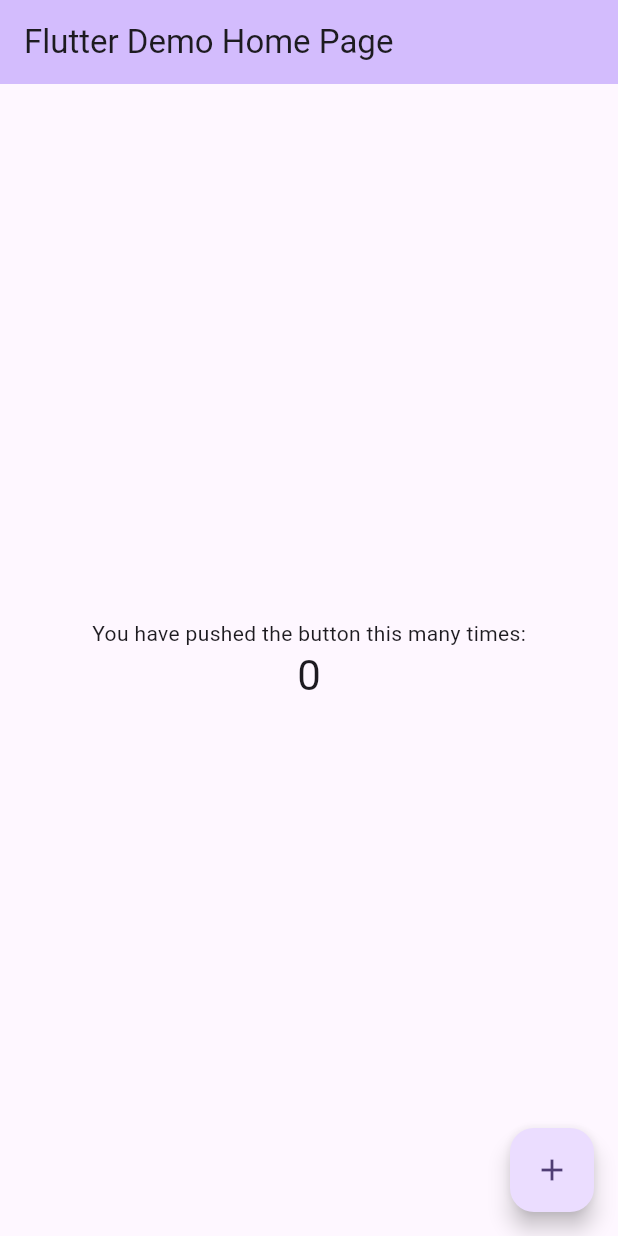
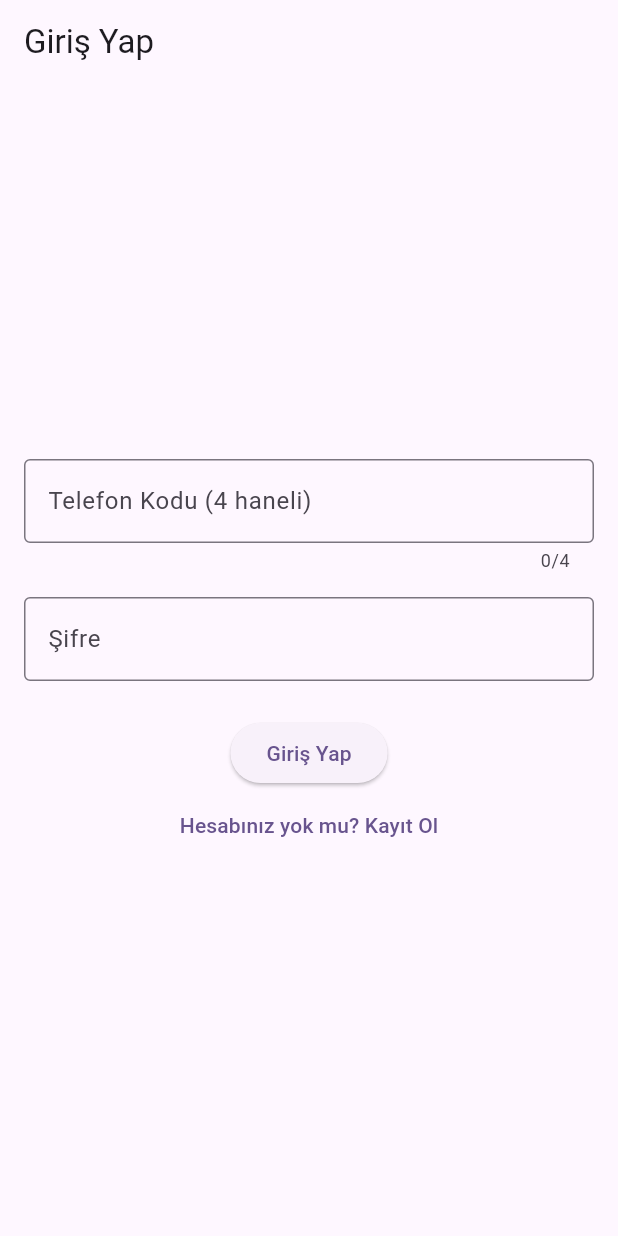
Before and after one commit to krebtalop/buski_tea_app, a Flutter app: the screen it shows after launch, on a phone screen of 412 x 824 dp. Run offline on Flutter 3.47's test engine with Material 3 defaults, Android fonts, the phone set to English and light mode, and no system bars; our stand-ins replace shared_preferences.

Commit message:
taslak oluşturuldu

```diff
--- a/lib/main.dart
+++ b/lib/main.dart
@@ -1,4 +1,7 @@
 import 'package:flutter/material.dart';
+import 'package:shared_preferences/shared_preferences.dart';
+import 'pages/login_page.dart';
+import 'pages/home_page.dart';
 
 void main() {
   runApp(const MyApp());
@@ -7,116 +10,46 @@ void main() {
 class MyApp extends StatelessWidget {
   const MyApp({super.key});
 
-  // This widget is the root of your application.
   @override
   Widget build(BuildContext context) {
     return MaterialApp(
-      title: 'Flutter Demo',
+      title: 'Buski Çay Ocağı',
       theme: ThemeData(
-        // This is the theme of your application.
-        //
-        // TRY THIS: Try running your application with "flutter run". You'll see
-        // the application has a purple toolbar. Then, without quitting the app,
-        // try changing the seedColor in the colorScheme below to Colors.green
-        // and then invoke "hot reload" (save your changes or press the "hot
-        // reload" button in a Flutter-supported IDE, or press "r" if you used
-        // the command line to start the app).
-        //
-        // Notice that the counter didn't reset back to zero; the application
-        // state is not lost during the reload. To reset the state, use hot
-        // restart instead.
-        //
-        // This works for code too, not just values: Most code changes can be
-        // tested with just a hot reload.
         colorScheme: ColorScheme.fromSeed(seedColor: Colors.deepPurple),
       ),
-      home: const MyHomePage(title: 'Flutter Demo Home Page'),
+      home: const RootPage(),
     );
   }
 }
 
-class MyHomePage extends StatefulWidget {
-  const MyHomePage({super.key, required this.title});
-
-  // This widget is the home page of your application. It is stateful, meaning
-  // that it has a State object (defined below) that contains fields that affect
-  // how it looks.
-
-  // This class is the configuration for the state. It holds the values (in this
-  // case the title) provided by the parent (in this case the App widget) and
-  // used by the build method of the State. Fields in a Widget subclass are
-  // always marked "final".
-
-  final String title;
+class RootPage extends StatefulWidget {
+  const RootPage({Key? key}) : super(key: key);
 
   @override
-  State<MyHomePage> createState() => _MyHomePageState();
+  State<RootPage> createState() => _RootPageState();
 }
 
-class _MyHomePageState extends State<MyHomePage> {
-  int _counter = 0;
+class _RootPageState extends State<RootPage> {
+  bool? isLoggedIn;
 
-  void _incrementCounter() {
+  @override
+  void initState() {
+    super.initState();
+    _checkLogin();
+  }
+
+  Future<void> _checkLogin() async {
+    final prefs = await SharedPreferences.getInstance();
     setState(() {
-      // This call to setState tells the Flutter framework that something has
-      // changed in this State, which causes it to rerun the build method below
-      // so that the display can reflect the updated values. If we changed
-      // _counter without calling setState(), then the build method would not be
-      // called again, and so nothing would appear to happen.
-      _counter++;
+      isLoggedIn = prefs.getBool('isLoggedIn') ?? false;
     });
   }
 
   @override
   Widget build(BuildContext context) {
-    // This method is rerun every time setState is called, for instance as done
-    // by the _incrementCounter method above.
-    //
-    // The Flutter framework has been optimized to make rerunning build methods
-    // fast, so that you can just rebuild anything that needs updating rather
-    // than having to individually change instances of widgets.
-    return Scaffold(
-      appBar: AppBar(
-        // TRY THIS: Try changing the color here to a specific color (to
-        // Colors.amber, perhaps?) and trigger a hot reload to see the AppBar
-        // change color while the other colors stay the same.
-        backgroundColor: Theme.of(context).colorScheme.inversePrimary,
-        // Here we take the value from the MyHomePage object that was created by
-        // the App.build method, and use it to set our appbar title.
-        title: Text(widget.title),
-      ),
-      body: Center(
-        // Center is a layout widget. It takes a single child and positions it
-        // in the middle of the parent.
-        child: Column(
-          // Column is also a layout widget. It takes a list of children and
-          // arranges them vertically. By default, it sizes itself to fit its
-          // children horizontally, and tries to be as tall as its parent.
-          //
-          // Column has various properties to control how it sizes itself and
-          // how it positions its children. Here we use mainAxisAlignment to
-          // center the children vertically; the main axis here is the vertical
-          // axis because Columns are vertical (the cross axis would be
-          // horizontal).
-          //
-          // TRY THIS: Invoke "debug painting" (choose the "Toggle Debug Paint"
-          // action in the IDE, or press "p" in the console), to see the
-          // wireframe for each widget.
-          mainAxisAlignment: MainAxisAlignment.center,
-          children: <Widget>[
-            const Text('You have pushed the button this many times:'),
-            Text(
-              '$_counter',
-              style: Theme.of(context).textTheme.headlineMedium,
-            ),
-          ],
-        ),
-      ),
-      floatingActionButton: FloatingActionButton(
-        onPressed: _incrementCounter,
-        tooltip: 'Increment',
-        child: const Icon(Icons.add),
-      ), // This trailing comma makes auto-formatting nicer for build methods.
-    );
+    if (isLoggedIn == null) {
+      return const Scaffold(body: Center(child: CircularProgressIndicator()));
+    }
+    return isLoggedIn! ? const HomePage() : const LoginPage();
   }
 }
--- /dev/null
+++ b/lib/pages/login_page.dart
@@ -0,0 +1,81 @@
+import 'package:flutter/material.dart';
+import 'package:shared_preferences/shared_preferences.dart';
+import 'home_page.dart';
+
+class LoginPage extends StatefulWidget {
+  const LoginPage({Key? key}) : super(key: key);
+
+  @override
+  State<LoginPage> createState() => _LoginPageState();
+}
+
+class _LoginPageState extends State<LoginPage> {
+  final TextEditingController codeController = TextEditingController();
+  final TextEditingController passwordController = TextEditingController();
+  String? errorText;
+
+  Future<void> _login() async {
+    final code = codeController.text.trim();
+    final password = passwordController.text;
+    if (code == '0000' && password == '12345678') {
+      final prefs = await SharedPreferences.getInstance();
+      await prefs.setBool('isLoggedIn', true);
+      if (!mounted) return;
+      Navigator.of(context).pushReplacement(
+        MaterialPageRoute(builder: (_) => const HomePage()),
+      );
+    } else {
+      setState(() {
+        errorText = 'Kod veya şifre hatalı!';
+      });
+    }
+  }
+
+  @override
+  Widget build(BuildContext context) {
+    return Scaffold(
+      appBar: AppBar(title: const Text('Giriş Yap')),
+      body: Padding(
+        padding: const EdgeInsets.all(16.0),
+        child: Column(
+          mainAxisAlignment: MainAxisAlignment.center,
+          children: [
+            TextField(
+              controller: codeController,
+              decoration: const InputDecoration(
+                labelText: 'Telefon Kodu (4 haneli)',
+                border: OutlineInputBorder(),
+              ),
+              keyboardType: TextInputType.number,
+              maxLength: 4,
+            ),
+            const SizedBox(height: 16),
+            TextField(
+              controller: passwordController,
+              decoration: const InputDecoration(
+                labelText: 'Şifre',
+                border: OutlineInputBorder(),
+              ),
+              obscureText: true,
+            ),
+            if (errorText != null) ...[
+              const SizedBox(height: 12),
+              Text(errorText!, style: const TextStyle(color: Colors.red)),
+            ],
+            const SizedBox(height: 24),
+            ElevatedButton(
+              onPressed: _login,
+              child: const Text('Giriş Yap'),
+            ),
+            TextButton(
+              onPressed: () {
+                // Kayıt ekranına yönlendirme
+              },
+              child: const Text('Hesabınız yok mu? Kayıt Ol'),
+            ),
+          ],
+        ),
+      ),
+    );
+  }
+}
--- a/pubspec.yaml
+++ b/pubspec.yaml
@@ -30,6 +30,7 @@ environment:
 dependencies:
   flutter:
     sdk: flutter
+  shared_preferences: ^2.2.2
 
   # The following adds the Cupertino Icons font to your application.
   # Use with the CupertinoIcons class for iOS style icons.
```
Also changed, not shown: lib/pages/change_password_page.dart (added, +61 -0 lines), lib/pages/home_page.dart (added, +46 -0 lines), lib/pages/order_history_page.dart (added, +54 -0 lines), lib/pages/order_page.dart (added, +116 -0 lines), lib/pages/profile_page.dart (added, +34 -0 lines), lib/pages/register_page.dart (added, +81 -0 lines), lib/pages/tea_orders_screen.dart (added, +29 -0 lines), pubspec.lock, 1 other file.
